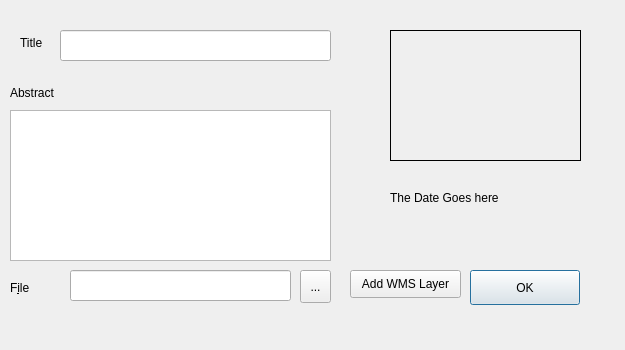
This is plugin/MetaSearch/ui/recorddialog2.ui in vesnikos/MetaSearch as Qt 5 draws it before an edit. The edited form follows.
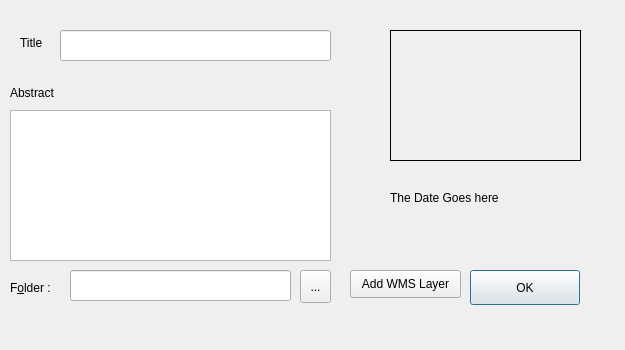
This is the edited form.

Commit message: * start working again

Patch:
```diff
--- a/plugin/MetaSearch/ui/recorddialog2.ui
+++ b/plugin/MetaSearch/ui/recorddialog2.ui
@@ -135,7 +135,7 @@
     </rect>
    </property>
    <property name="text">
-    <string>F&amp;ile</string>
+    <string>F&amp;older :</string>
    </property>
    <property name="buddy">
     <cstring>tbOpenLocation</cstring>
```
The commit also changes 2 other files.
